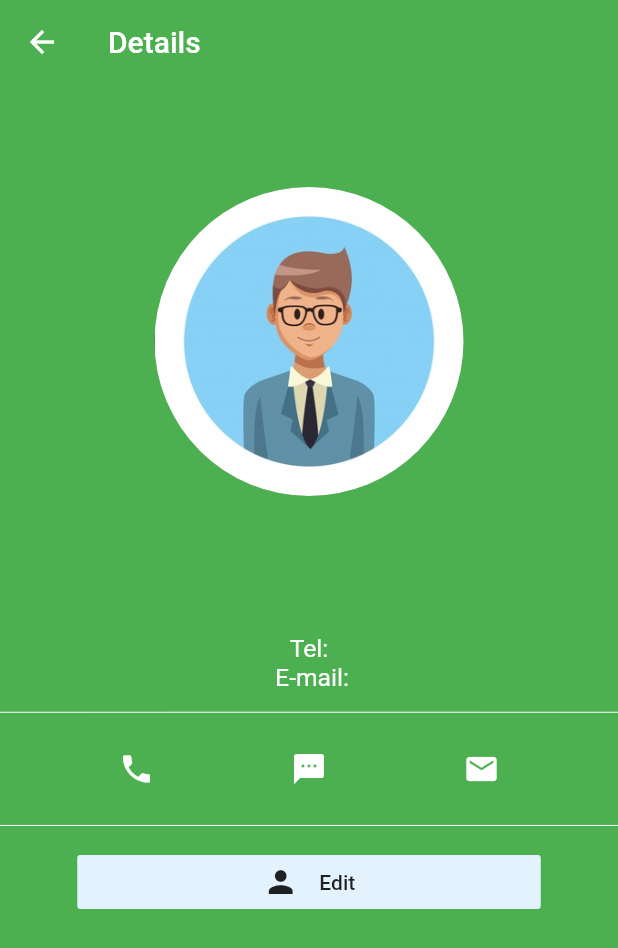
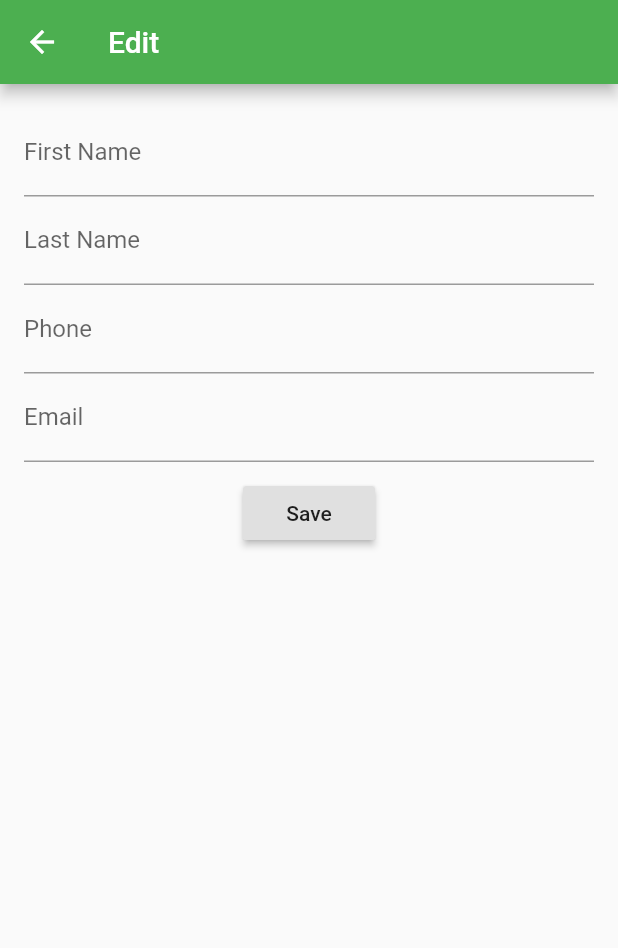
Before and after one commit to bgunebakan/flutter_sqflite_tutorial, a Flutter app: the EmployeeDetails screen opened directly with empty values, after a tap on "Edit", on a phone screen of 412 x 824 dp. Shown: the top 948 px of the screen. Run offline on Flutter 3.47's test engine with Material 2 defaults, Android fonts, the phone set to English and light mode, and no system bars; our stand-ins replace font_awesome_flutter, sqflite; accounts and stored records are empty.

Commit message:
edit page is ready

```diff
--- a/lib/employeedetails.dart
+++ b/lib/employeedetails.dart
@@ -3,14 +3,13 @@ import 'package:fluttersqflite/model/employee.dart';
 import 'dart:ui' as ui;
 import 'package:font_awesome_flutter/font_awesome_flutter.dart';
 import 'package:url_launcher/url_launcher.dart';
-import 'dart:async';
+import 'package:fluttersqflite/employeeedit.dart';
+
 
 class EmployeeDetails extends StatelessWidget {
 
-  // Declare a field that holds the Todo.
   final Employee employee;
 
-  // In the constructor, require a Todo.
   EmployeeDetails({Key key, @required this.employee}) : super(key: key);
 
   @override
@@ -70,11 +69,22 @@ class EmployeeDetails extends StatelessWidget {
                     ),
                   ],),
                 new Divider(height: _height/30,color: Colors.white),
-                new Padding(padding: new EdgeInsets.only(left: _width/8, right: _width/8), child: new FlatButton(onPressed: (){},
-                  child: new Container(child: new Row(mainAxisAlignment: MainAxisAlignment.center,children: <Widget>[
-                    new Icon(Icons.person),
-                    new SizedBox(width: _width/30,),
-                    new Text('Edit')
+                new Padding(
+                  padding: new EdgeInsets.only(
+                      left: _width/8,
+                      right: _width/8),
+                  child: new FlatButton(
+                    onPressed: (){
+                      // Navigate to edit page;
+                      Navigator.push(
+                        context,
+                        new MaterialPageRoute(builder: (context) => new EmployeeEdit(employee: employee)),
+                      );
+                    },
+                    child: new Container(child: new Row(mainAxisAlignment: MainAxisAlignment.center,children: <Widget>[
+                      new Icon(Icons.person),
+                      new SizedBox(width: _width/30,),
+                      new Text('Edit')
                   ],)),color: Colors.blue[50],),),
               ],
             ),
--- /dev/null
+++ b/lib/employeeedit.dart
@@ -0,0 +1,91 @@
+import 'package:flutter/material.dart';
+import 'package:fluttersqflite/model/employee.dart';
+import 'package:fluttersqflite/database/database.dart';
+
+class EmployeeEdit extends StatelessWidget {
+
+  final Employee employee;
+
+  EmployeeEdit({Key key, @required this.employee}) : super(key: key);
+
+  int id;
+  String firstname;
+  String lastname;
+  String email;
+  String mobileno;
+  final scaffoldKey = new GlobalKey<ScaffoldState>();
+  final formKey = new GlobalKey<FormState>();
+
+
+  @override
+  Widget build(BuildContext context) {
+    this.id = employee.id;
+    return new Scaffold(
+      key: scaffoldKey,
+      appBar: new AppBar(
+          title: new Text('Edit'),
+      ),
+      body: new Padding(
+        padding: const EdgeInsets.all(16.0),
+        child: new Form(
+          key: formKey,
+          child: new Column(
+            children: [
+              new TextFormField(
+                keyboardType: TextInputType.text,
+                decoration: new InputDecoration(labelText: 'First Name'),
+                initialValue: employee.firstName,
+                validator: (val) =>
+                val.length == 0 ?"Enter First Name" : null,
+                onSaved: (val) => this.firstname = val,
+              ),
+              new TextFormField(
+                keyboardType: TextInputType.text,
+                decoration: new InputDecoration(labelText: 'Last Name'),
+                initialValue: employee.lastName,
+                validator: (val) =>
+                val.length ==0 ? 'Enter Last Name' : null,
+                onSaved: (val) => this.lastname = val,
+              ),
+              new TextFormField(
+                keyboardType: TextInputType.phone,
+                decoration: new InputDecoration(labelText: 'Phone'),
+                initialValue: employee.mobileNo,
+                validator: (val) =>
+                val.length ==0 ? 'Enter Phone' : null,
+                onSaved: (val) => this.mobileno = val,
+              ),
+              new TextFormField(
+                keyboardType: TextInputType.emailAddress,
+                decoration: new InputDecoration(labelText: 'Email'),
+                initialValue: employee.email,
+                validator: (val) =>
+                val.length ==0 ? 'Enter Email' : null,
+                onSaved: (val) => this.email = val,
+              ),
+              new Container(margin: const EdgeInsets.only(top: 10.0),child: new RaisedButton(onPressed: _submit,
+                child: new Text('Save'),),)
+            ],
+          ),
+        ),
+      ),
+    );
+  }
+  void _submit() {
+    if (this.formKey.currentState.validate()) {
+      formKey.currentState.save();
+    }else{
+      return null;
+    }
+    var employee = Employee(id, firstname,lastname,mobileno,email);
+    var dbHelper = DBHelper();
+    dbHelper.updateEmployee(employee);
+    //formKey.currentState.reset();
+    _showSnackBar("Employee updated successfully.");
+  }
+
+  void _showSnackBar(String text) {
+    scaffoldKey.currentState
+        .showSnackBar(new SnackBar(content: new Text(text)));
+  }
+}
```
Also changed, not shown: lib/database/database.dart (+13 -1 lines), lib/employeelist.dart (+8 -4 lines).
